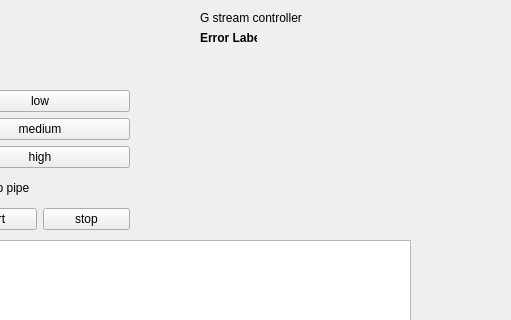
Before: the Qt Designer form src/g_stream_control/resource/Demo.ui in robobe/g_stream, drawn with Qt 5; both pictures show x 100 to 611 and y 0 to 320 of the 731 by 412 pixel window.
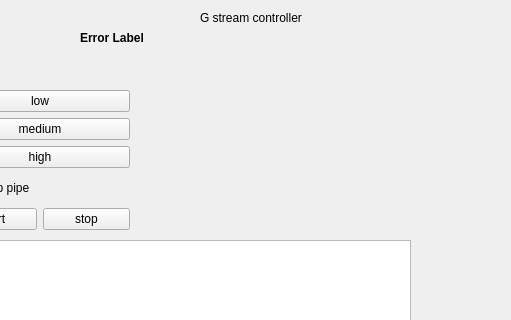
After: the same form once the commit is applied.

Commit message: control gui if remote node not available

What changed in the file:
```diff
--- a/src/g_stream_control/resource/Demo.ui
+++ b/src/g_stream_control/resource/Demo.ui
@@ -128,10 +128,10 @@
   <widget class="QLabel" name="laError">
    <property name="geometry">
     <rect>
-     <x>300</x>
+     <x>180</x>
      <y>30</y>
-     <width>57</width>
-     <height>15</height>
+     <width>351</width>
+     <height>16</height>
     </rect>
    </property>
    <property name="font">
```
The commit also changes 1 other file.
